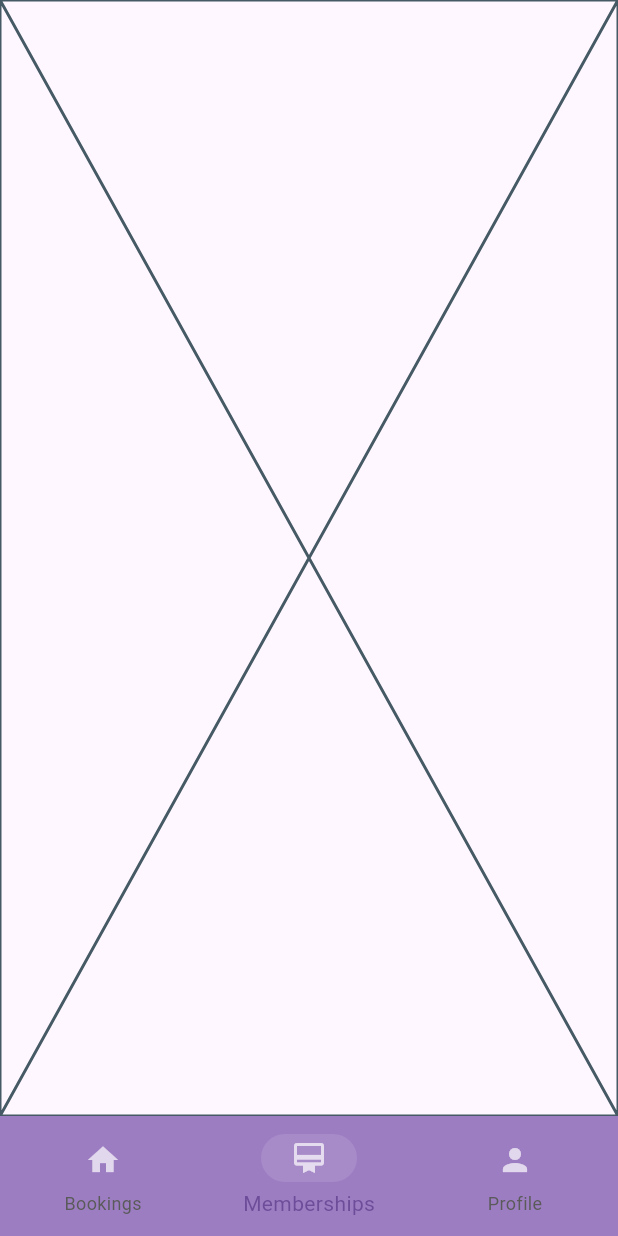
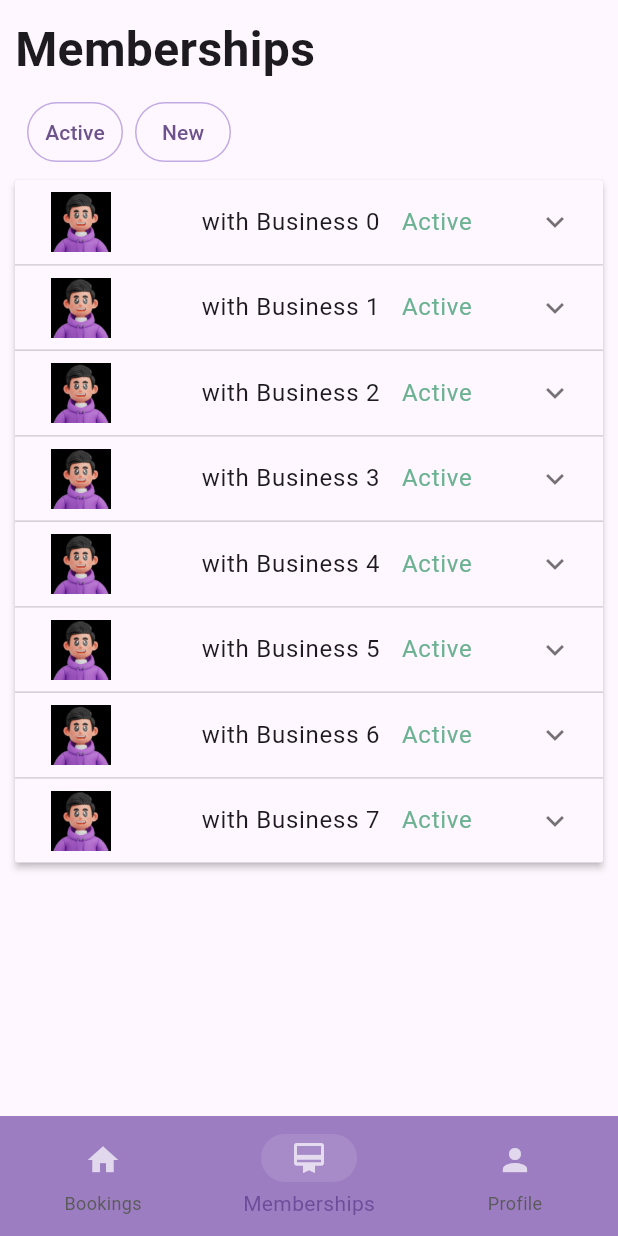
Before and after one commit to virmon/flutter-riverpod-boilerplate, a Flutter app: the screen it shows after launch, item 2 of the bottom bar chosen, on a phone screen of 412 x 824 dp. Run offline on Flutter 3.47's test engine with Material 3 defaults, Android fonts, the phone set to English and light mode, and no system bars; our stand-ins replace cloud_firestore, easy_date_timeline, firebase_auth, firebase_core, flutter_form_builder, flutter_layout_grid and 5 more; accounts and stored records are empty.

Commit message:
feat: added memberships screen layout

```diff
--- /dev/null
+++ b/lib/src/feature/clientele/membership/presentation/memberships_screen.dart
@@ -0,0 +1,139 @@
+import 'package:flutter/material.dart';
+import 'package:flutter_riverpod/flutter_riverpod.dart';
+import 'package:flutter_riverpod_boilerplate/src/constants/app_colors.dart';
+
+class Item {
+  Item({
+    required this.expandedValue,
+    required this.headerValue,
+    required this.description,
+    required this.business,
+    this.isExpanded = false,
+    this.isActive = false,
+  });
+
+  String expandedValue;
+  String headerValue;
+  String description;
+  String business;
+  bool isExpanded;
+  bool isActive;
+}
+
+List<Item> generateItems(int numberOfItems) {
+  return List<Item>.generate(numberOfItems, (int index) {
+    return Item(
+      headerValue: 'Duration',
+      description: 'Description',
+      business: 'with Business $index',
+      expandedValue: 'This is item number $index',
+      isActive: true,
+    );
+  });
+}
+
+class MembershipsScreen extends ConsumerStatefulWidget {
+  const MembershipsScreen({super.key});
+
+  @override
+  ConsumerState<MembershipsScreen> createState() => _MembershipsScreenState();
+}
+
+class _MembershipsScreenState extends ConsumerState<MembershipsScreen> {
+  final List<Item> data = generateItems(8);
+
+  @override
+  Widget build(BuildContext context) {
+    final screenWidth = MediaQuery.of(context).size.width;
+    final isMobileView = screenWidth < 600;
+
+    return Scaffold(
+      body: SingleChildScrollView(
+        child: Container(
+          margin: EdgeInsets.all(10.0),
+          width: 1080,
+          child: Column(
+            crossAxisAlignment: CrossAxisAlignment.start,
+            children: [
+              Text(
+                'Memberships',
+                style: TextStyle(fontWeight: FontWeight.bold, fontSize: 32),
+              ),
+              Row(
+                children: [
+                  Padding(
+                    padding: const EdgeInsets.all(8.0),
+                    child: TextButton(
+                      onPressed: () {},
+                      style: TextButton.styleFrom(
+                        side: BorderSide(color: AppColors.violetE3),
+                      ),
+                      child: Text('Active'),
+                    ),
+                  ),
+                  TextButton(
+                    onPressed: () {},
+                    style: TextButton.styleFrom(
+                      side: BorderSide(color: AppColors.violetE3),
+                    ),
+                    child: Text('New'),
+                  ),
+                ],
+              ),
+              ExpansionPanelList(
+                expansionCallback: (int index, bool isExpanded) {
+                  setState(() {
+                    data[index].isExpanded = isExpanded;
+                  });
+                },
+                children: data.map<ExpansionPanel>((Item item) {
+                  return ExpansionPanel(
+                    headerBuilder: (BuildContext context, bool isExpanded) {
+                      return ListTile(
+                        leading: Padding(
+                          padding: const EdgeInsets.all(8.0),
+                          child: Image.asset('assets/avatar_placeholder.jpg'),
+                        ),
+                        title: Row(
+                          mainAxisAlignment: MainAxisAlignment.spaceAround,
+                          children: [
+                            Text(isMobileView ? '' : item.headerValue),
+                            Text(isMobileView ? '' : item.description),
+                            Text(item.business),
+                            item.isActive
+                                ? Text(
+                                    'Active',
+                                    style: TextStyle(color: AppColors.green92),
+                                  )
+                                : Text(
+                                    'Inactive',
+                                    style: TextStyle(color: Colors.redAccent),
+                                  ),
+                          ],
+                        ),
+                      );
+                    },
+                    body: Column(
+                      children: [
+                        ListTile(
+                          tileColor: Colors.grey.shade300,
+                          title: Text('Details'),
+                          trailing: Text('07/27/2025, 10:38 PM'),
+                          onTap: () {
+                            // todo: implement functionality
+                          },
+                        ),
+                      ],
+                    ),
+                    isExpanded: item.isExpanded,
+                  );
+                }).toList(),
+              ),
+            ],
+            // ),
+          ),
+        ),
+      ),
+    );
+  }
+}
--- a/lib/src/routing/app_router.dart
+++ b/lib/src/routing/app_router.dart
@@ -3,6 +3,7 @@ import 'package:flutter_riverpod/flutter_riverpod.dart';
 import 'package:flutter_riverpod_boilerplate/src/constants/fake_user_role.dart';
 import 'package:flutter_riverpod_boilerplate/src/constants/user_roles.dart';
 import 'package:flutter_riverpod_boilerplate/src/feature/authentication/auth_gate.dart';
+import 'package:flutter_riverpod_boilerplate/src/feature/clientele/membership/presentation/memberships_screen.dart';
 import 'package:flutter_riverpod_boilerplate/src/feature/clientele/scheduling/presentation/bookings_screen.dart';
 import 'package:flutter_riverpod_boilerplate/src/feature/clientele/scheduling/presentation/block_detail/block_detail_screen.dart';
 import 'package:flutter_riverpod_boilerplate/src/feature/clientele/scheduling/presentation/block_list/business_blocks_list_screen.dart';
@@ -129,7 +130,7 @@ final goRouterClienteleProvider = Provider((ref) {
                 path: '/memberships',
                 name: ClienteleRoute.clienteleMemberships.name,
                 pageBuilder: (context, state) =>
-                    const NoTransitionPage(child: Placeholder()),
+                    const NoTransitionPage(child: MembershipsScreen()),
               ),
             ],
           ),
--- a/lib/src/routing/clientele/clientele_router.dart
+++ b/lib/src/routing/clientele/clientele_router.dart
@@ -3,6 +3,7 @@ import 'package:flutter_riverpod/flutter_riverpod.dart';
 import 'package:flutter_riverpod_boilerplate/src/constants/fake_user_role.dart';
 import 'package:flutter_riverpod_boilerplate/src/constants/user_roles.dart';
 import 'package:flutter_riverpod_boilerplate/src/feature/authentication/auth_gate.dart';
+import 'package:flutter_riverpod_boilerplate/src/feature/clientele/membership/presentation/memberships_screen.dart';
 import 'package:flutter_riverpod_boilerplate/src/feature/clientele/scheduling/presentation/bookings_screen.dart';
 import 'package:flutter_riverpod_boilerplate/src/feature/clientele/scheduling/presentation/block_detail/block_detail_screen.dart';
 import 'package:flutter_riverpod_boilerplate/src/feature/clientele/scheduling/presentation/block_list/business_blocks_list_screen.dart';
@@ -125,7 +126,7 @@ final goRouterClienteleProvider = Provider((ref) {
                 path: '/clientele/memberships',
                 name: ClienteleRoute.clienteleMemberships.name,
                 pageBuilder: (context, state) =>
-                    const NoTransitionPage(child: Placeholder()),
+                    const NoTransitionPage(child: MembershipsScreen()),
               ),
             ],
           ),
```
